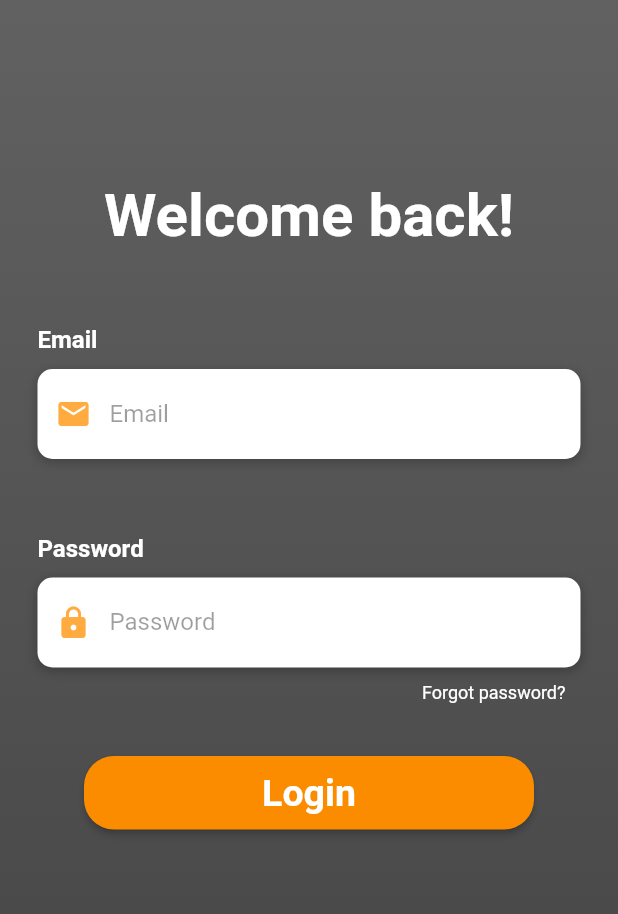
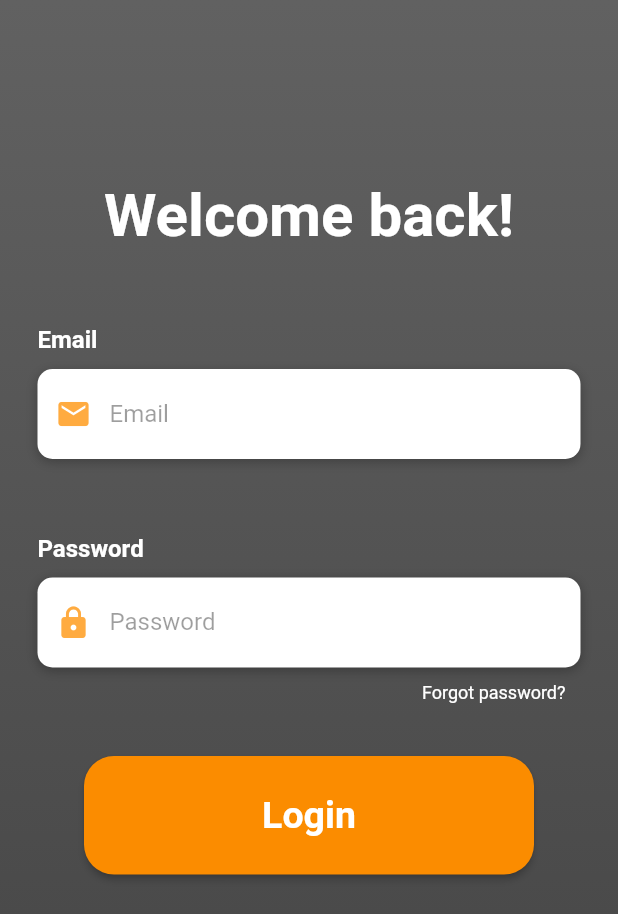
Before and after one commit to nikadari/QuickRun, a Flutter app: the screen it shows after launch, after a tap on "Login", on a phone screen of 412 x 824 dp. Shown: the top 914 px of the screen. Run offline on Flutter 3.47's test engine with Material 2 defaults, Android fonts, the phone set to English and light mode, and no system bars; our stand-ins replace flutter_spinkit, geolocator; missing offline and left inert: dart:html; network calls fail.

Commit message:
more GUI changes

```diff
--- a/quick_run/lib/login.dart
+++ b/quick_run/lib/login.dart
@@ -138,7 +138,7 @@ Widget buildLoginBtn(BuildContext context) {
     width: 300,
     child: ElevatedButton(
         style: ElevatedButton.styleFrom(
-          padding: EdgeInsets.all(10.0),
+          padding: EdgeInsets.symmetric(vertical: 25),
           primary: Color(0xFFfb8c00),
           shape: RoundedRectangleBorder(
             borderRadius: BorderRadius.circular(20),
--- a/quick_run/lib/select.dart
+++ b/quick_run/lib/select.dart
@@ -270,7 +270,7 @@ class SelectScreenState extends State<SelectState> {
       width: 300,
       child: ElevatedButton(
           style: ElevatedButton.styleFrom(
-            padding: EdgeInsets.all(10.0),
+            padding: EdgeInsets.symmetric(vertical: 25),
             primary: Color(0xFFfb8c00),
             shape: RoundedRectangleBorder(
               borderRadius: BorderRadius.circular(20),
@@ -295,7 +295,7 @@ class SelectScreenState extends State<SelectState> {
       width: 300,
       child: ElevatedButton(
           style: ElevatedButton.styleFrom(
-            padding: EdgeInsets.all(10.0),
+            padding: EdgeInsets.symmetric(vertical: 25),
             primary: Color(0xFFfb8c00),
             shape: RoundedRectangleBorder(
               borderRadius: BorderRadius.circular(20),
--- a/quick_run/lib/welcome.dart
+++ b/quick_run/lib/welcome.dart
@@ -52,7 +52,7 @@ Widget buildLogInBtn(BuildContext context) {
     width: 300,
     child: ElevatedButton(
         style: ElevatedButton.styleFrom(
-          padding: EdgeInsets.all(10.0),
+          padding: EdgeInsets.symmetric(vertical: 25),
           primary: Color(0xFFfb8c00),
           shape: RoundedRectangleBorder(
             borderRadius: BorderRadius.circular(20),
@@ -88,7 +88,6 @@ class WelcomeState extends State<MyWelcomePage> {
       child: Image.asset(
         "assets/3.png",
         width: 1024,
-        height: 600,
       ),
     );
 
```
Also changed, not shown: quick_run/lib/maps_page.dart (+18 -2 lines).
